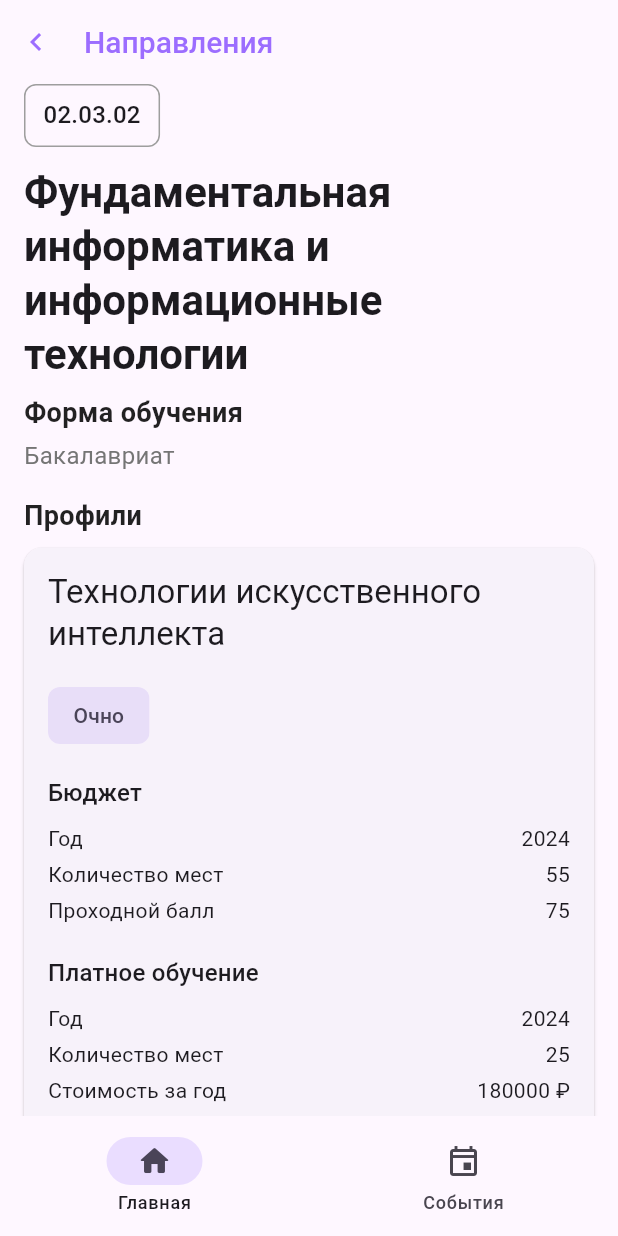
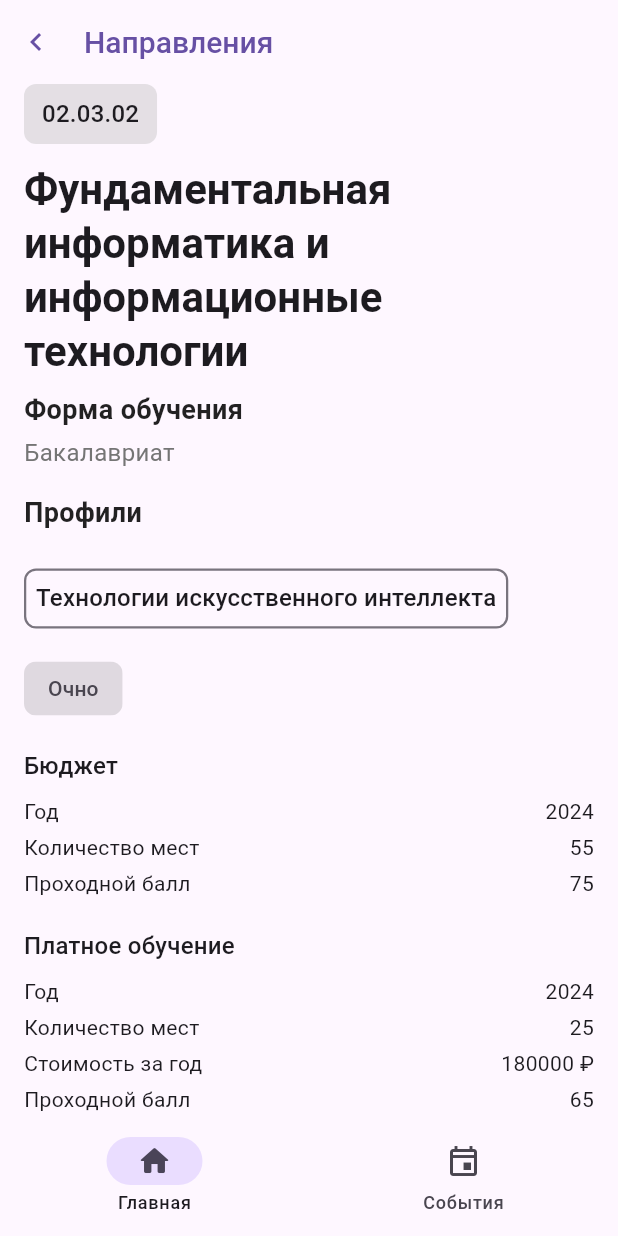
Before and after one commit to bushuevmaxim/entrant-app, a Flutter app: the screen it shows after launch, after a tap on "02.03.02", on a phone screen of 412 x 824 dp. Run offline on Flutter 3.47's test engine with Material 3 defaults, Android fonts, the phone set to English and light mode, and no system bars; our stand-ins replace bloc, cached_network_image, flutter_bloc, freezed_annotation, go_router, rxdart and 1 more; accounts and stored records are empty; generated files the repository leaves out were written again; network calls fail.

Commit message:
Redesign DetailedProgrammPage

```diff
--- a/lib/src/features/detailed_programm/presentation/detailed_programm_page.dart
+++ b/lib/src/features/detailed_programm/presentation/detailed_programm_page.dart
@@ -1,17 +1,11 @@
 import 'package:flutter/material.dart';
 import 'package:flutter_bloc/flutter_bloc.dart';
 import 'package:pmfi_entrant_app/l10n/extensions.dart';
-import 'package:pmfi_entrant_app/src/features/detailed_programm/presentation/widgets/graduates_list.dart';
-import 'package:pmfi_entrant_app/src/features/home/domain/entities/programm.dart';
 
+import '../../home/domain/entities/programm.dart';
 import '../../home/domain/repositories/programms_repository.dart';
 import 'bloc/detailed_programm_bloc.dart';
-import 'widgets/info_section.dart';
-import 'widgets/exams_list.dart';
-import 'widgets/programm_name.dart';
-import 'widgets/programm_code.dart';
-import 'widgets/companies_grid.dart';
-import 'widgets/profile_section.dart';
+import 'widgets/widgets.dart';
 
 class DetailedProgrammPage extends StatelessWidget {
   final String programmId;
@@ -40,7 +34,7 @@
       body: BlocBuilder<DetailedProgrammBloc, DetailedProgrammState>(
         builder: (context, state) {
           return switch (state) {
-            Initial() => const Center(child: CircularProgressIndicator()),
+            Initial() ||
             Loading() => const Center(child: CircularProgressIndicator()),
             Success(programm: final programm) => ProgrammContent(
               programm: programm,
@@ -62,7 +56,16 @@
   Widget build(BuildContext context) {
     return CustomScrollView(
       slivers: [
-        ProgrammHeaderSliver(programm: programm),
+        SliverAppBar(
+          pinned: true,
+          centerTitle: false,
+          automaticallyImplyLeading: false,
+          titleSpacing: 0,
+          title: DetailedProgrammAppBarContent(
+            title: context.l10n.directions,
+            onBackPressed: () => Navigator.pop(context),
+          ),
+        ),
         SliverToBoxAdapter(
           child: Padding(
             padding: const EdgeInsets.symmetric(horizontal: 16.0),
@@ -120,26 +123,6 @@
   }
 }
 
-class ProgrammHeaderSliver extends StatelessWidget {
-  final Programm programm;
-
-  const ProgrammHeaderSliver({super.key, required this.programm});
-
-  @override
-  Widget build(BuildContext context) {
-    return SliverAppBar(
-      pinned: true,
-      centerTitle: false,
-      automaticallyImplyLeading: false,
-      titleSpacing: 0,
-      title: DetailedProgrammAppBarContent(
-        title: context.l10n.directions,
-        onBackPressed: () => Navigator.pop(context),
-      ),
-    );
-  }
-}
-
 class DetailedProgrammAppBarContent extends StatelessWidget {
   final String title;
   final bool centerTitle;
@@ -160,15 +143,18 @@
       children: [
         if (onBackPressed != null) ...[
           IconButton(
-            icon: const Icon(Icons.chevron_left, color: Color(0xFF9C6DFF)),
+            icon: Icon(
+              Icons.chevron_left,
+              color: Theme.of(context).colorScheme.primary,
+            ),
             onPressed: onBackPressed,
           ),
           const SizedBox(width: 8),
         ],
         Text(
           title,
-          style: const TextStyle(
-            color: Color(0xFF9C6DFF),
+          style: TextStyle(
+            color: Theme.of(context).colorScheme.primary,
             fontSize: 20,
             fontWeight: FontWeight.w500,
           ),
--- a/lib/src/features/detailed_programm/presentation/widgets/companies_grid.dart
+++ b/lib/src/features/detailed_programm/presentation/widgets/companies_grid.dart
@@ -1,30 +1,24 @@
 import 'package:flutter/material.dart';
 import 'package:pmfi_entrant_app/src/features/home/domain/entities/programm.dart';
+import 'package:cached_network_image/cached_network_image.dart';
 
 class CompaniesGrid extends StatelessWidget {
   final List<Company> companies;
 
-  const CompaniesGrid({
-    super.key,
-    required this.companies,
-  });
+  const CompaniesGrid({super.key, required this.companies});
 
   @override
   Widget build(BuildContext context) {
     return SliverGrid(
-      gridDelegate: const SliverGridDelegateWithFixedCrossAxisCount(
-        crossAxisCount: 2,
-        mainAxisSpacing: 16.0,
-        crossAxisSpacing: 16.0,
-        childAspectRatio: 1.5,
+      gridDelegate: const SliverGridDelegateWithMaxCrossAxisExtent(
+        maxCrossAxisExtent: 200,
+        mainAxisSpacing: 8.0,
+        crossAxisSpacing: 8.0,
       ),
-      delegate: SliverChildBuilderDelegate(
-        (context, index) {
+      delegate: SliverChildBuilderDelegate((context, index) {
         final company = companies[index];
         return CompanyCard(company: company);
-        },
-        childCount: companies.length,
-      ),
+      }, childCount: companies.length),
     );
   }
 }
@@ -32,46 +26,38 @@
 class CompanyCard extends StatelessWidget {
   final Company company;
 
-  const CompanyCard({
-    super.key,
-    required this.company,
-  });
+  const CompanyCard({super.key, required this.company});
 
   @override
   Widget build(BuildContext context) {
-    return Card(
-      elevation: 2,
+    final imageUrl = company.imageUrl;
+    return Material(
+      clipBehavior: Clip.antiAlias,
       shape: RoundedRectangleBorder(
-        borderRadius: BorderRadius.circular(12),
+        side: BorderSide(
+          width: 1.2,
+          color: Theme.of(context).colorScheme.primary,
+        ),
+        borderRadius: BorderRadius.circular(15),
       ),
       child: Padding(
         padding: const EdgeInsets.all(12.0),
         child: Column(
           mainAxisAlignment: MainAxisAlignment.center,
           children: [
-            if (company.imageUrl != null) ...[
-              Image.network(
-                company.imageUrl!,
+            imageUrl != null
+                ? CachedNetworkImage(
+                  imageUrl: imageUrl,
                   height: 40,
                   width: 40,
-                fit: BoxFit.contain,
-                errorBuilder: (context, error, stackTrace) {
-                  return const Icon(
-                    Icons.business,
-                    size: 40,
-                    color: Colors.grey,
-                  );
+                  fit: BoxFit.cover,
+                  errorWidget: (context, url, error) {
+                    return const _CompanyImagePlaceholder();
                   },
-              ),
+                )
+                : const _CompanyImagePlaceholder(),
+
             const SizedBox(height: 12),
-            ] else ...[
-              const Icon(
-                Icons.business,
-                size: 40,
-                color: Colors.grey,
-              ),
-              const SizedBox(height: 12),
-            ],
             Text(
               company.name,
               style: Theme.of(context).textTheme.titleMedium,
@@ -85,3 +71,12 @@
     );
   }
 }
+
+class _CompanyImagePlaceholder extends StatelessWidget {
+  const _CompanyImagePlaceholder();
+
+  @override
+  Widget build(BuildContext context) {
+    return const Icon(Icons.business, size: 40, color: Colors.grey);
+  }
+}
--- a/lib/src/features/detailed_programm/presentation/widgets/graduate_card.dart
+++ b/lib/src/features/detailed_programm/presentation/widgets/graduate_card.dart
@@ -1,19 +1,18 @@
 import 'package:flutter/material.dart';
+import 'package:cached_network_image/cached_network_image.dart';
 
 import '../../../home/domain/entities/programm.dart';
 
 class GraduateCard extends StatelessWidget {
   final Graduate graduate;
 
-  const GraduateCard({
-    super.key,
-    required this.graduate,
-  });
+  const GraduateCard({super.key, required this.graduate});
 
   @override
   Widget build(BuildContext context) {
+    final photo = graduate.photo;
     return SizedBox(
-      width: 190,
+      width: 180,
       child: Material(
         clipBehavior: Clip.antiAlias,
         shape: RoundedRectangleBorder(
@@ -26,23 +25,17 @@
         child: Column(
           crossAxisAlignment: CrossAxisAlignment.start,
           children: [
-            graduate.photo != null
-                ? Image.network(
-                    graduate.photo!,
+            photo != null
+                ? CachedNetworkImage(
+                  imageUrl: photo,
                   height: 120,
                   width: double.infinity,
                   fit: BoxFit.cover,
+                  errorWidget:
+                      (context, url, error) =>
+                          const _GraduateImagePlaceholder(),
                 )
-                : Container(
-                    height: 120,
-                    width: double.infinity,
-                    color: Colors.grey[300],
-                    child: const Icon(
-                      Icons.person,
-                      size: 48,
-                      color: Colors.grey,
-                    ),
-                  ),
+                : const _GraduateImagePlaceholder(),
             Padding(
               padding: const EdgeInsets.all(12),
               child: Column(
@@ -59,10 +52,10 @@
                   const SizedBox(height: 4),
                   Text(
                     graduate.role,
-                    style: Theme.of(context).textTheme.bodyMedium?.copyWith(
-                          color: Colors.grey[600],
-                        ),
-                    maxLines: 2,
+                    style: Theme.of(
+                      context,
+                    ).textTheme.bodyMedium?.copyWith(color: Colors.grey[600]),
+                    maxLines: 1,
                     overflow: TextOverflow.ellipsis,
                   ),
                   const SizedBox(height: 4),
@@ -84,3 +77,19 @@
     );
   }
 }
+
+class _GraduateImagePlaceholder extends StatelessWidget {
+  const _GraduateImagePlaceholder();
+
+  @override
+  Widget build(BuildContext context) {
+    return SizedBox(
+      height: 120,
+      width: double.infinity,
+      child: ColoredBox(
+        color: Colors.grey.withValues(alpha: 0.3),
+        child: const Icon(Icons.person, size: 48, color: Colors.grey),
+      ),
+    );
+  }
+}
--- a/lib/src/features/detailed_programm/presentation/widgets/profile_section.dart
+++ b/lib/src/features/detailed_programm/presentation/widgets/profile_section.dart
@@ -1,13 +1,11 @@
 import 'package:flutter/material.dart';
+import 'package:pmfi_entrant_app/l10n/extensions.dart';
 import 'package:pmfi_entrant_app/src/features/home/domain/entities/programm.dart';
 
 class ProfileSection extends StatelessWidget {
   final List<Profile> profiles;
 
-  const ProfileSection({
-    super.key,
-    required this.profiles,
-  });
+  const ProfileSection({super.key, required this.profiles});
 
   @override
   Widget build(BuildContext context) {
@@ -16,7 +14,9 @@
       itemBuilder: (context, index) {
         return ProfileCard(profile: profiles[index]);
       },
-      separatorBuilder: (context, index) => const SizedBox(height: 16.0),
+      separatorBuilder:
+          (context, index) =>
+              Divider(height: 2, color: Theme.of(context).dividerColor),
     );
   }
 }
@@ -24,10 +24,7 @@
 class ProfileCard extends StatefulWidget {
   final Profile profile;
 
-  const ProfileCard({
-    super.key,
-    required this.profile,
-  });
+  const ProfileCard({super.key, required this.profile});
 
   @override
   State<ProfileCard> createState() => _ProfileCardState();
@@ -44,26 +41,38 @@
 
   @override
   Widget build(BuildContext context) {
-    return Card(
-      margin: const EdgeInsets.symmetric(horizontal: 16.0),
-      child: Padding(
+    return Padding(
       padding: const EdgeInsets.all(16.0),
       child: Column(
         crossAxisAlignment: CrossAxisAlignment.start,
         children: [
-            Text(
+          DecoratedBox(
+            decoration: BoxDecoration(
+              borderRadius: const BorderRadius.all(Radius.circular(8.0)),
+              border: Border.all(
+                color: Theme.of(context).dividerColor,
+                width: 1.5,
+              ),
+            ),
+            child: Padding(
+              padding: const EdgeInsets.all(8.0),
+              child: Text(
                 widget.profile.name,
-              style: Theme.of(context).textTheme.titleLarge,
+                style: Theme.of(context).textTheme.titleMedium,
+              ),
+            ),
           ),
           const SizedBox(height: 16.0),
           Wrap(
             spacing: 8.0,
             runSpacing: 8.0,
-              children: widget.profile.studyForms
-                  .map(
+            children: [
+              if (widget.profile.studyForms.length > 1)
+                ...widget.profile.studyForms.map(
                   (form) => ChoiceChip(
                     label: Text(form.studyForm.name),
                     selected: form == selectedStudyForm,
+                    selectedColor: Theme.of(context).focusColor,
                     showCheckmark: false,
                     onSelected: (selected) {
                       if (selected) {
@@ -74,7 +83,13 @@
                     },
                   ),
                 )
-                  .toList(),
+              else
+                Chip(
+                  label: Text(widget.profile.studyForms.first.studyForm.name),
+                  backgroundColor: Theme.of(context).focusColor,
+                  side: BorderSide.none,
+                ),
+            ],
           ),
           const SizedBox(height: 16.0),
           BudgetSection(
@@ -94,7 +109,6 @@
           CourseSection(courses: widget.profile.courses),
         ],
       ),
-      ),
     );
   }
 }
@@ -102,10 +116,7 @@
 class CourseSection extends StatelessWidget {
   final List<ProfileCourse> courses;
 
-  const CourseSection({
-    super.key,
-    required this.courses,
-  });
+  const CourseSection({super.key, required this.courses});
 
   @override
   Widget build(BuildContext context) {
@@ -113,7 +124,7 @@
       crossAxisAlignment: CrossAxisAlignment.start,
       mainAxisSize: MainAxisSize.min,
       children: [
-        const SectionTitle(title: 'Курсы'),
+        SectionTitle(title: context.l10n.courses),
         const SizedBox(height: 8.0),
         ListView.builder(
           shrinkWrap: true,
@@ -121,31 +132,34 @@
           padding: EdgeInsets.zero,
           itemCount: courses.length,
           itemBuilder: (context, index) {
-            return Card(
-              margin: const EdgeInsets.only(bottom: 8.0),
-              child: ExpansionTile(
+            return ExpansionTile(
               title: Text(
-                  '${index + 1} курс',
-                  style: Theme.of(context).textTheme.titleMedium?.copyWith(
-                        fontWeight: FontWeight.w500,
-                      ),
+                context.l10n.course(index + 1),
+                style: Theme.of(
+                  context,
+                ).textTheme.titleMedium?.copyWith(fontWeight: FontWeight.w500),
               ),
               leading: const Icon(Icons.school_sharp),
-                shape: const RoundedRectangleBorder(side: BorderSide.none),
+              collapsedShape: RoundedRectangleBorder(
+                side: BorderSide.none,
+                borderRadius: BorderRadius.circular(8.0),
+              ),
+              shape: RoundedRectangleBorder(
+                borderRadius: BorderRadius.circular(8.0),
+                side: BorderSide(color: Theme.of(context).primaryColor),
+              ),
+
               childrenPadding: const EdgeInsets.symmetric(
                 horizontal: 16.0,
                 vertical: 8.0,
               ),
-                children: courses[index]
-                    .disciplines
+              children:
+                  courses[index].disciplines
                       .map(
                         (discipline) => ListTile(
                           dense: true,
                           contentPadding: EdgeInsets.zero,
-                        leading: const Icon(
-                          Icons.circle,
-                          size: 8,
-                        ),
+                          leading: const Icon(Icons.circle, size: 8),
                           title: Text(
                             discipline.name,
                             style: Theme.of(context).textTheme.bodyMedium,
@@ -153,7 +167,6 @@
                         ),
                       )
                       .toList(),
-              ),
             );
           },
         ),
@@ -165,17 +178,11 @@
 class SectionTitle extends StatelessWidget {
   final String title;
 
-  const SectionTitle({
-    super.key,
-    required this.title,
-  });
+  const SectionTitle({super.key, required this.title});
 
   @override
   Widget build(BuildContext context) {
-    return Text(
-      title,
-      style: Theme.of(context).textTheme.titleMedium,
-    );
+    return Text(title, style: Theme.of(context).textTheme.titleMedium);
   }
 }
 
@@ -183,11 +190,7 @@
   final String label;
   final String value;
 
-  const InfoRow({
-    super.key,
-    required this.label,
-    required this.value,
-  });
+  const InfoRow({super.key, required this.label, required this.value});
 
   @override
   Widget build(BuildContext context) {
@@ -195,10 +198,7 @@
       padding: const EdgeInsets.only(bottom: 4.0),
       child: Row(
         mainAxisAlignment: MainAxisAlignment.spaceBetween,
-        children: [
-          Text(label),
-          Text(value),
-        ],
+        children: [Text(label), Text(value)],
       ),
     );
   }
--- a/lib/src/features/detailed_programm/presentation/widgets/programm_code.dart
+++ b/lib/src/features/detailed_programm/presentation/widgets/programm_code.dart
@@ -3,25 +3,21 @@
 class ProgrammCode extends StatelessWidget {
   final String code;
 
-  const ProgrammCode({
-    super.key,
-    required this.code,
-  });
+  const ProgrammCode({super.key, required this.code});
 
   @override
   Widget build(BuildContext context) {
     return Container(
       padding: const EdgeInsets.symmetric(horizontal: 12, vertical: 8),
       decoration: BoxDecoration(
-        color: Colors.transparent,
-        border: Border.all(color: Colors.grey),
+        color: Theme.of(context).highlightColor,
         borderRadius: BorderRadius.circular(8),
       ),
       child: Text(
         code,
-        style: Theme.of(context).textTheme.titleMedium?.copyWith(
-              fontWeight: FontWeight.w500,
-            ),
+        style: Theme.of(
+          context,
+        ).textTheme.titleMedium?.copyWith(fontWeight: FontWeight.w500),
       ),
     );
   }
--- /dev/null
+++ b/lib/src/features/detailed_programm/presentation/widgets/widgets.dart
@@ -0,0 +1,7 @@
+export 'graduates_list.dart';
+export 'info_section.dart';
+export 'exams_list.dart';
+export 'programm_name.dart';
+export 'programm_code.dart';
+export 'companies_grid.dart';
+export 'profile_section.dart';
--- a/pubspec.yaml
+++ b/pubspec.yaml
@@ -30,8 +30,6 @@
 dependencies:
   flutter:
     sdk: flutter
-  flutter_web_plugins:
-    sdk: flutter
   flutter_localizations:
     sdk: flutter
   intl: ^0.19.0
@@ -50,7 +48,7 @@
   path_provider: ^2.1.2
   table_calendar: ^3.1.3
   url_launcher: ^6.3.1
-
+  cached_network_image: ^3.3.1
 
 
 dev_dependencies:
```
Also changed, not shown: pubspec.lock. Lines whose indentation alone changed are shown as unchanged.
